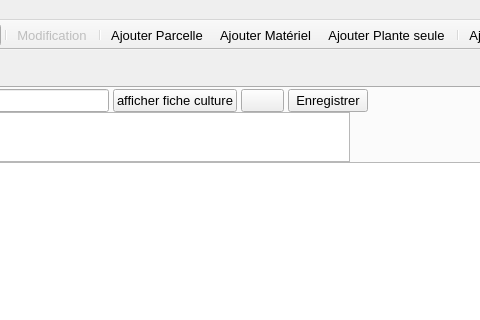
Before: the Qt Designer form mainwindow.ui in Znephf/libreJardin, drawn with Qt 5; both pictures show x 396 to 876 and y 0 to 320 of the 1137 by 881 pixel window.
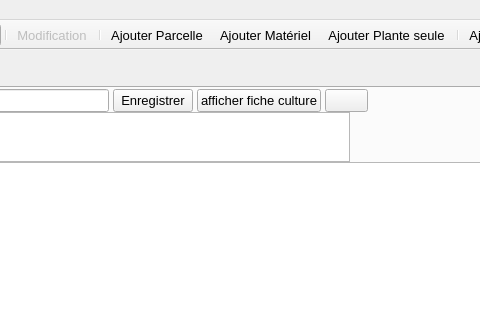
After: the same form once the commit is applied. The open tabs and pages were chosen to show the change. Icons and pictures are not drawn.

Diff of the .ui file:
```diff
--- a/mainwindow.ui
+++ b/mainwindow.ui
@@ -584,6 +584,16 @@
               </property>
              </widget>
             </item>
+            <item>
+             <widget class="QPushButton" name="pushButton_Enregistrer_modif_item">
+              <property name="toolTip">
+               <string>Enregistrer la modification de désignation</string>
+              </property>
+              <property name="text">
+               <string>Enregistrer</string>
+              </property>
+             </widget>
+            </item>
             <item>
              <widget class="QPushButton" name="pushButton_Affiches_fiche">
               <property name="maximumSize">
@@ -611,13 +621,6 @@
               </property>
              </widget>
             </item>
-            <item>
-             <widget class="QPushButton" name="pushButton_Enregistrer_modif_item">
-              <property name="text">
-               <string>Enregistrer</string>
-              </property>
-             </widget>
-            </item>
             <item>
              <spacer name="horizontalSpacer_2">
               <property name="orientation">
```
Left out of the diff: 2 changed lines with no effect on the pictures.
